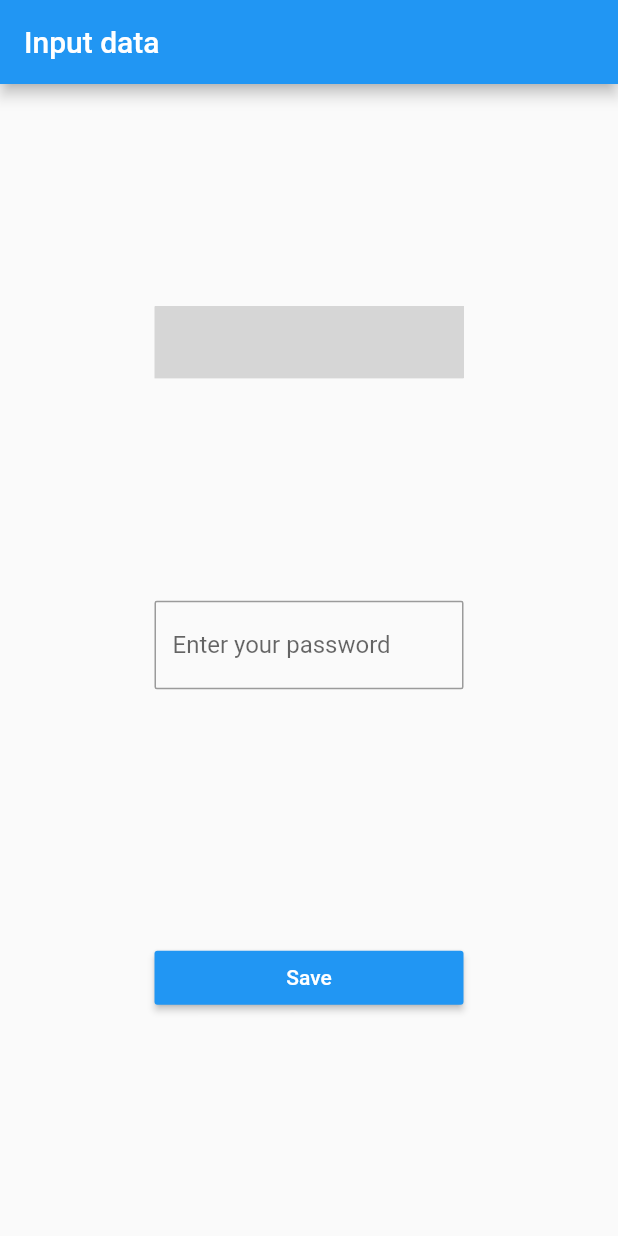
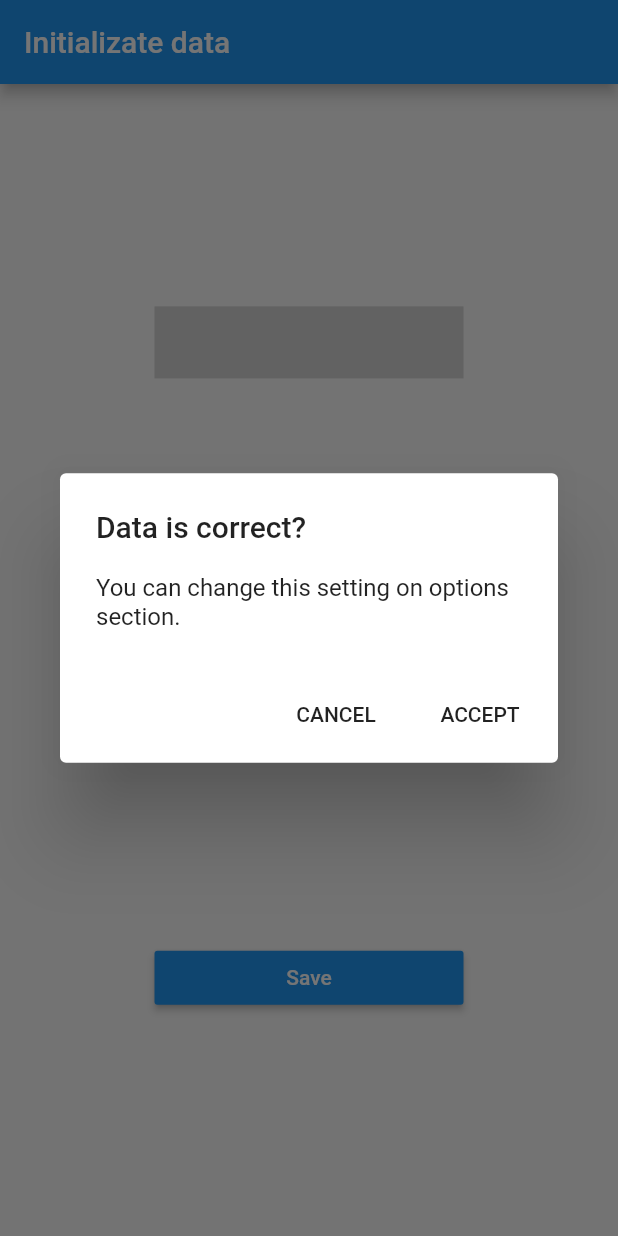
Before and after one commit to LuisRGameloft/sms_alarm_flutter, a Flutter app: the screen it shows after launch, after a tap on "Save", on a phone screen of 412 x 824 dp. Run offline on Flutter 3.47's test engine with Material 2 defaults, Android fonts, the phone set to English and light mode, and no system bars; missing offline and left inert: masked_text; grey boxes are pictures that could not be loaded.

Commit message:
+add confirmation popup for new data

```diff
--- a/lib/pages/main.dart
+++ b/lib/pages/main.dart
@@ -1,5 +1,34 @@
 import 'package:flutter/material.dart';
 import 'package:masked_text/masked_text.dart';
+
+enum ConfirmAction { CANCEL, ACCEPT }
+Future<ConfirmAction> _asyncConfirmDialog(BuildContext context) async {
+  return showDialog<ConfirmAction>(
+    context: context,
+    barrierDismissible: false, // user must tap button for close dialog!
+    builder: (BuildContext context) {
+      return AlertDialog(
+        title: Text('Data is correct?'),
+        content: const Text(
+            'You can change this setting on options section.'),
+        actions: <Widget>[
+          FlatButton(
+            child: const Text('CANCEL'),
+            onPressed: () {
+              Navigator.of(context).pop(ConfirmAction.CANCEL);
+            },
+          ),
+          FlatButton(
+            child: const Text('ACCEPT'),
+            onPressed: () {
+              Navigator.of(context).pop(ConfirmAction.ACCEPT);
+            },
+          )
+        ],
+      );
+    },
+  );
+}
 
 class MainPageState extends State<MainPage> {
   @override
@@ -9,7 +38,7 @@ class MainPageState extends State<MainPage> {
 
     return Scaffold(
       appBar: AppBar(
-        title: Text('Input data'),
+        title: Text('Initializate data'),
       ),
       body: Center(
         child: Column(
@@ -55,17 +84,20 @@ class MainPageState extends State<MainPage> {
                       color: Colors.white
                     ),
                   ),
-                  onPressed: () => null,
+                  onPressed: () async {
+                      print("Presseed buttoonn");
+                      final ConfirmAction action = await _asyncConfirmDialog(context);
+                  },
                   color: Colors.blue,
                 ),
                 margin: new EdgeInsets.only(
                   top: 20.0
                 ),
-              )
+               )
           ]
         ),
-    ),
-  );
+      ),
+    );
   }
 }
 
```
